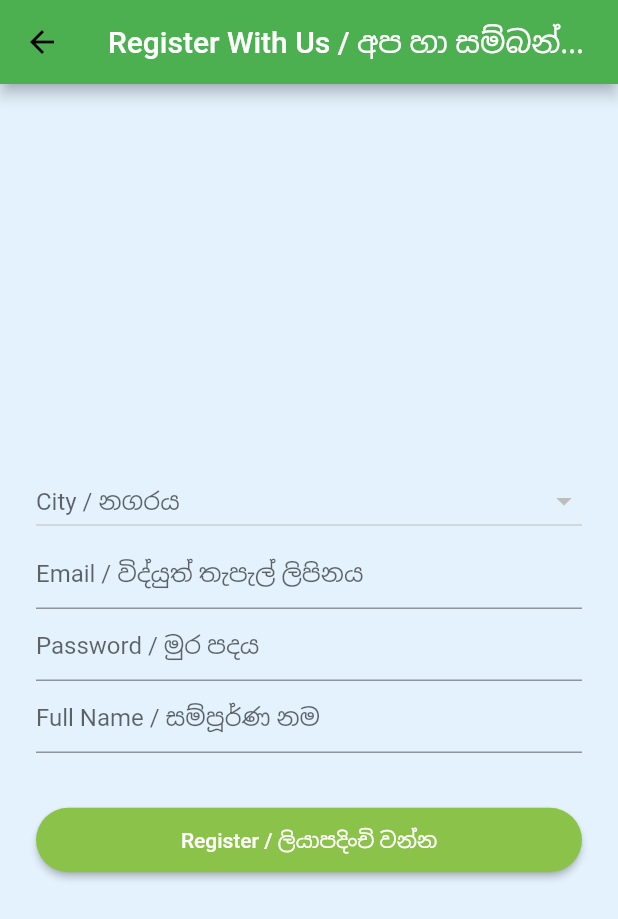
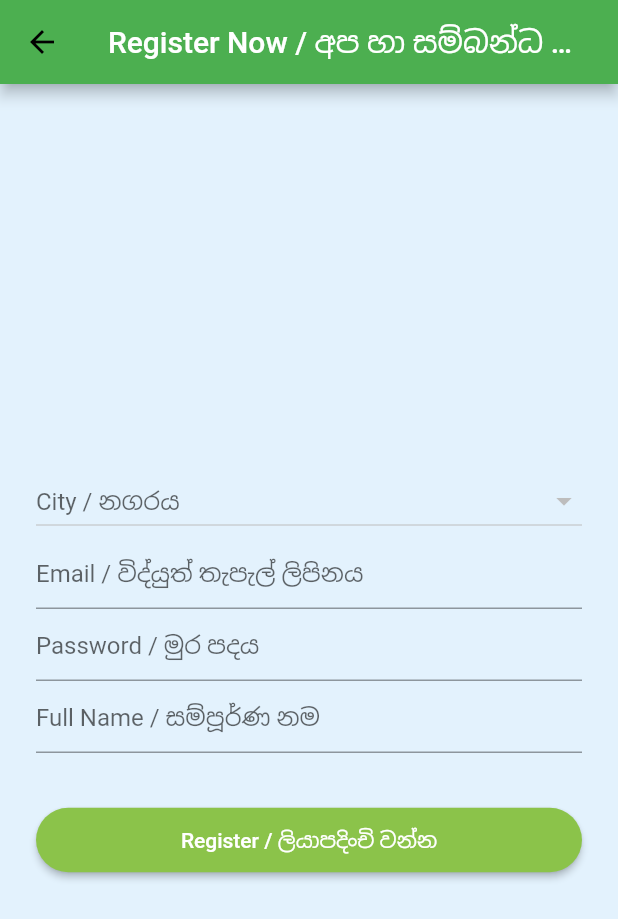
Before and after one commit to xwpdev/flutter-contactly, a Flutter app: the RegisterPage screen opened by its route, on a phone screen of 412 x 824 dp. Shown: the top 919 px of the screen. Run offline on Flutter 3.47's test engine with Material 2 defaults, Android fonts, the phone set to English and light mode, and no system bars; our stand-ins replace dio, shared_preferences; accounts and stored records are empty; network calls fail.

```diff
--- a/lib/add_new_confirm_page.dart
+++ b/lib/add_new_confirm_page.dart
@@ -1,8 +1,8 @@
 import 'package:flutter/material.dart';
 
 class AddNewConfirmPage extends StatelessWidget {
-  final _formdata;
-  AddNewConfirmPage(this._formdata);
+  // final _formdata;
+  // AddNewConfirmPage(this._formdata);
 
   @override
   Widget build(BuildContext context) {
--- a/lib/constants.dart
+++ b/lib/constants.dart
@@ -19,7 +19,7 @@ const registerSuccessButtonText = "Continue / ඉදිරියට යමු";
 const addNewEntryText = "Add New Entry / අලුතින් එකතු කරන්න";
 const homepageTitleText = "Welcome / සාදරයෙන් පිළිගනිමු";
 const addNewTitleText = "Add New Voter / නව ඡන්ද දායකයෙක්";
-const registerWithUsText = "Register With Us / අප හා සම්බන්ධ වන්න";
+const registerWithUsText = "Register Now / අප හා සම්බන්ධ වන්න";
 
 const voterRegFirstName = "First Name / මුල් නම";
 const voterRegLastName = "Last Name / වාසගම";
--- /dev/null
+++ b/lib/models/response.dart
@@ -0,0 +1,12 @@
+class CustomResponse {
+  int code;
+  String message;
+  dynamic data;
+
+  CustomResponse(this.code, this.message, this.data);
+
+  CustomResponse.fromJson(Map<String, dynamic> json)
+      : code = json["Code"],
+        message = json["Message"],
+        data = json["Data"];
+}
```
Also changed, not shown: lib/register_page.dart (+19 -30 lines).
